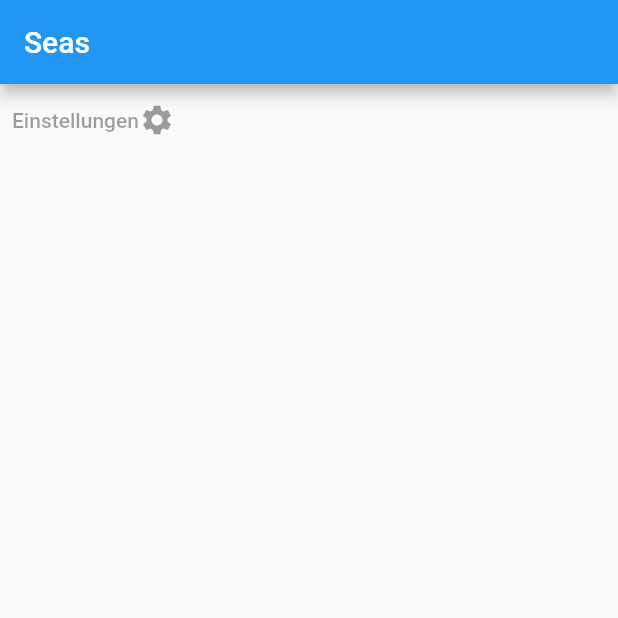
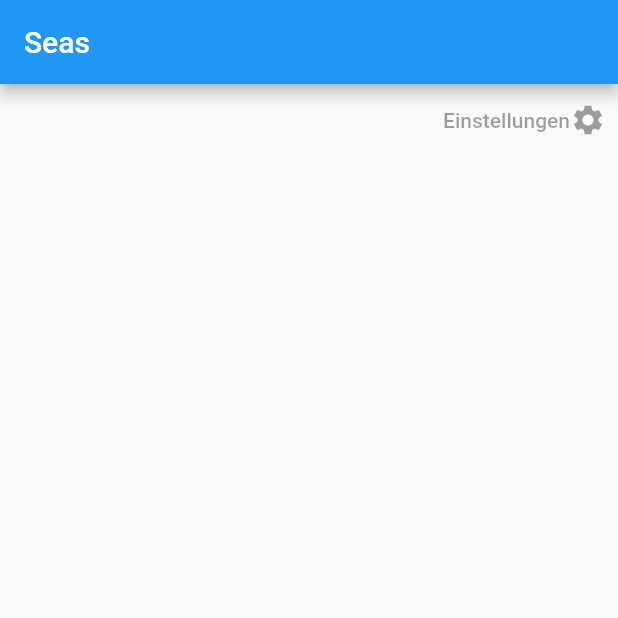
Before and after one commit to szettl135/share2desktop, a Flutter app: the screen it shows after launch, on a phone screen of 412 x 824 dp, the top half of it. Run offline on Flutter 3.47's test engine with Material 2 defaults, Android fonts, the phone set to English and light mode, and no system bars.

Commit message:
solution 1
es gibt weas besseres

```diff
--- a/lib/smokinOnThat.dart
+++ b/lib/smokinOnThat.dart
@@ -7,12 +7,20 @@ class Programm extends StatelessWidget {
         appBar: new AppBar(title: new Text("Seas")),
         body: Column(
           children: [
-            Container(alignment: Alignment.topRight,
-            child: TextButton(child: Row(children: [
-              Text("Einstellungen"),
-              Icon(Icons.settings)
-            ]),
-            onPressed: null))
+
+            Row(
+              children: [
+                Spacer(flex: 1),
+                 Container(alignment: Alignment.topRight,
+                child: TextButton(child: Row(children: [
+                Text("Einstellungen"),
+                Icon(Icons.settings)
+              ]),
+            onPressed: null,
+            ))
+              ],
+            )
+
           ],
 
         )
```
